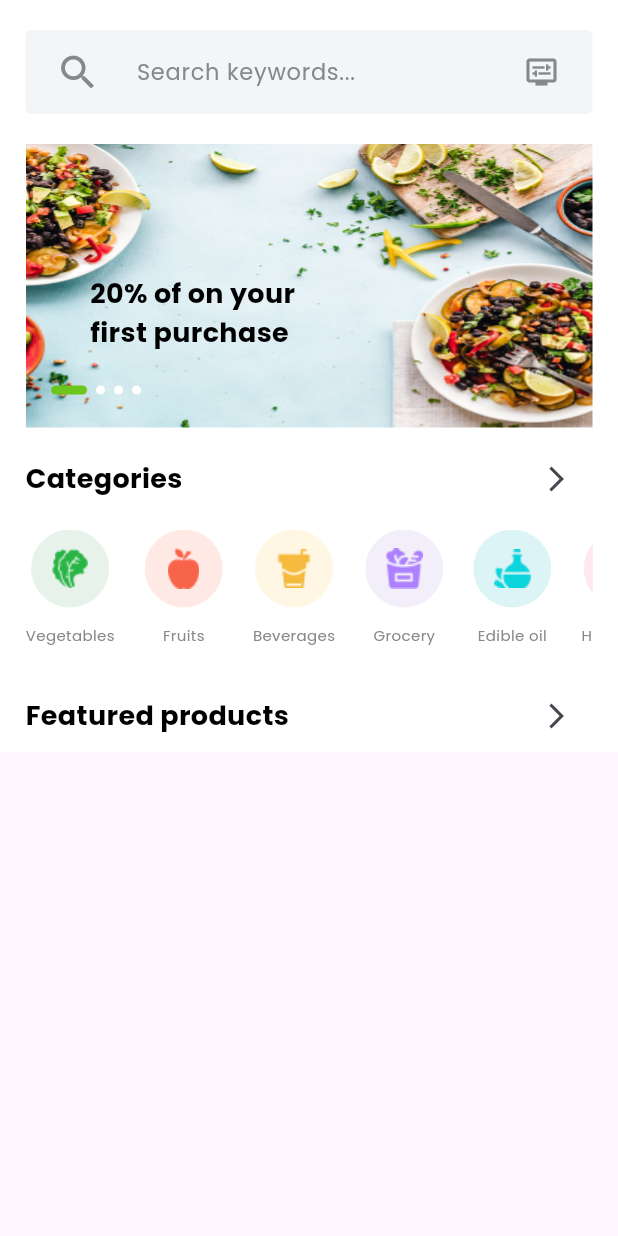
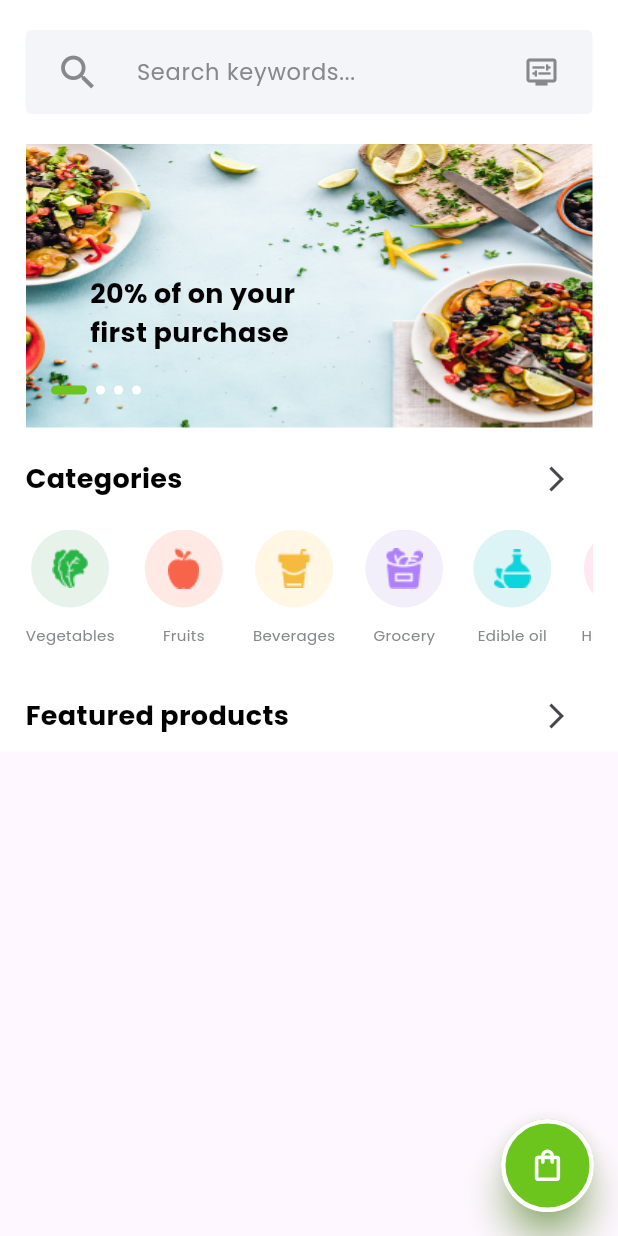
Before and after one commit to Alireza-Seif/Grocery-App, a Flutter app: the HomPage screen opened directly, on a phone screen of 412 x 824 dp. Run offline on Flutter 3.47's test engine with Material 3 defaults, Android fonts, the phone set to English and light mode, and no system bars; drawn by our look-alikes of carousel_slider; our stand-ins replace flutter_svg, get, smooth_page_indicator.

Commit message:
feat: add my FAB widget

```diff
--- a/lib/screens/home/home_page.dart
+++ b/lib/screens/home/home_page.dart
@@ -1,4 +1,7 @@
 import 'package:flutter/material.dart';
+import 'package:get/get.dart';
+import 'package:grocery/constants/themes/colors/app_colors.dart';
+import 'package:grocery/widgets/btn_nav_bar/floating_action_button.dart';
 
 import 'package:grocery/widgets/home_widgets/promo_slider.dart';
 
@@ -67,13 +70,14 @@ class _HomPageState extends State<HomPage> {
                         ],
                       ),
                     ],
-                  )
+                  ),
                 ],
               ),
             ),
           ),
         ),
       ),
+      floatingActionButton: MyFloattingActionBtton(),
     );
   }
 }
--- /dev/null
+++ b/lib/widgets/btn_nav_bar/floating_action_button.dart
@@ -0,0 +1,35 @@
+import 'package:flutter/material.dart';
+import 'package:grocery/constants/themes/colors/app_colors.dart';
+
+class MyFloattingActionBtton extends StatelessWidget {
+  const MyFloattingActionBtton({
+    super.key,
+  });
+
+  @override
+  Widget build(BuildContext context) {
+    return Container(
+      margin: const EdgeInsets.only(top: 10),
+      height: 62,
+      width: 62,
+      child: Material(
+        elevation: 10,
+        shadowColor: AppColors.primaryDark,
+        shape: const CircleBorder(),
+        child: FloatingActionButton(
+          elevation: 0,
+          shape:  RoundedRectangleBorder(
+            side: const BorderSide(width: 3, color: Colors.white ),
+          borderRadius: BorderRadius.circular(100)),
+          backgroundColor: AppColors.primaryDark,
+          child: const Icon(
+            Icons.shopping_bag_outlined,
+            color: Colors.white,
+            size: 25,
+          ),
+          onPressed: () {},
+        ),
+      ),
+    );
+  }
+}
```
